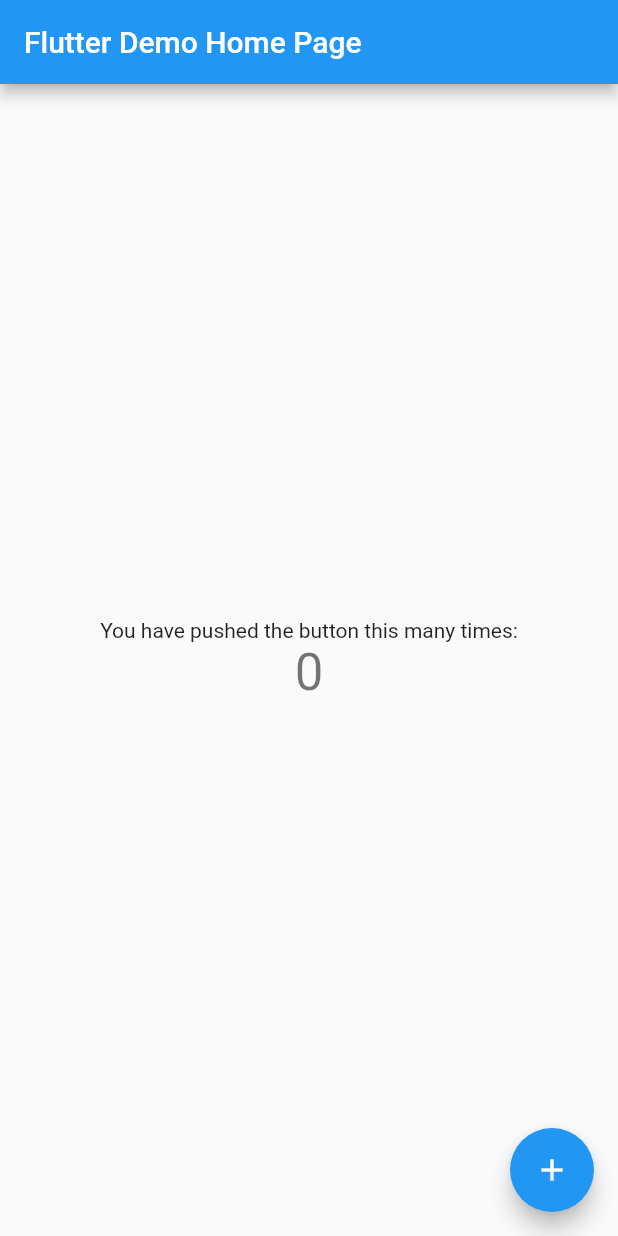
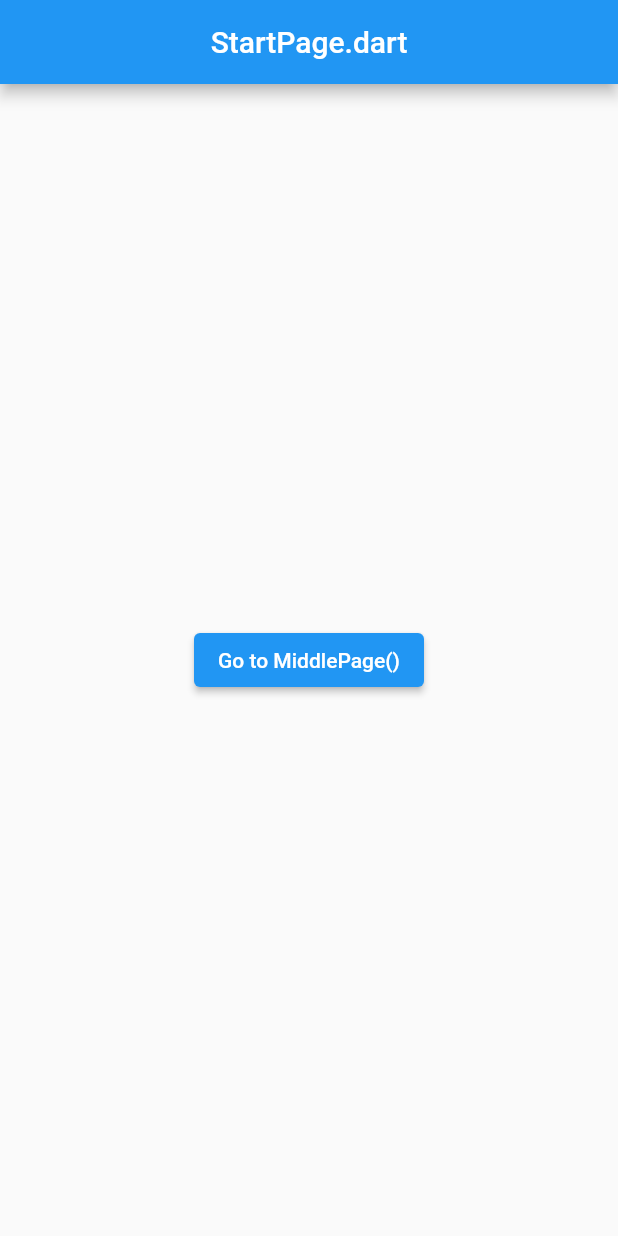
Before and after one commit to redfrogred/barebones, a Flutter app: the screen it shows after launch, on a phone screen of 412 x 824 dp. Run offline on Flutter 3.47's test engine with Material 2 defaults, Android fonts, the phone set to English and light mode, and no system bars.

Commit message:
added pages, trimmed fat

```diff
--- /dev/null
+++ b/lib/classes/Config.dart
@@ -0,0 +1,32 @@
+// ignore_for_file: file_names
+
+import 'package:flutter/material.dart';
+
+class Config {
+
+  static const  String  appName                   = "starter2";
+  static const  String  appVersion                = "1.0.e.002";
+
+  static        bool    appHasBeenInitialized     = false;
+
+  static String         log                       = "";
+
+  static double         deviceWidth               = 0;
+  static double         deviceHeight              = 0;
+  static double         scaleModifier             = 0.6;  //  this is the right value for
+                                                          //  a modern phone (like my S22)
+
+  static const Color    appBackgroundColor        = Color(0xFFf9feff); // Colors.amber; //
+  static const Color    appBarColor               = Color(0xFF2196f3);
+  static const Color    appBarTextColor           = Color(0xFFffffff); // Colors.yellow; //
+  static       Color    appButtonColor            = Color(0xFF2196f3); // Colors.yellow; //
+  static const Color    appButtonTextColor        = Color(0xFFffffff); // Colors.red; //
+  static const Color    appTextColor              = Color(0xFF000000); // Colors.green; //
+
+  static const Color    appSecondaryColor         = Color(0xFFeeeeee); // Colors.pink; //
+
+  static bool           showHint                  = false;
+
+
+
+}
--- /dev/null
+++ b/lib/classes/Utils.dart
@@ -0,0 +1,84 @@
+// ignore_for_file: file_names
+
+import 'package:flutter/foundation.dart';
+import './Config.dart';
+
+class Utils {
+
+  // timestamp stuff
+  static int beginTimeStamp = DateTime.now().millisecondsSinceEpoch;
+
+  static int getBeginTimeStamp() {
+    return beginTimeStamp;
+  }
+
+  static int timeStamp () {
+    return DateTime.now().millisecondsSinceEpoch;
+  }
+
+  static String timeDiff () {
+    int diff = timeStamp() - getBeginTimeStamp();
+    double diffNum = 0;
+    if (diff < 0) {
+      diffNum = 0;
+    }
+    else {
+      diffNum = diff * .001;
+    }
+    return diffNum.toStringAsFixed(1) + ' sec';
+  }
+
+  //  return a simplified version of Config.appVersion
+  //  Example: "1.0.a.003" becomes "1.0"
+  static String getSimpleVersion () {
+    final splitted = Config.appVersion.split('.');
+    // return splitted[0] + '.' + splitted[1];
+    return Config.appVersion;
+  }
+
+
+  //  The "log" accepts 3 parameters, the later 2 optional:
+  //    1 - the String message to "log"
+  //    2 - (optional) an int for "# of greater than signs" (2 is default)
+  //    3 - (optional) a bool for "highlight" ("false" is default)
+  //
+  //    If it is highlighted, it puts ""============" before and after...
+  static void log(String message, [ int num = 2, bool highlight = false ]){
+
+    List<String> start = [
+      '',
+      '> ',
+      '>> ',
+      '>>> '
+    ];
+
+    // show highlighted?
+    if ( highlight == true ) {
+      if (kDebugMode) {
+        print('${ start[num] } ====================================================');
+      }
+      Config.log += '${ start[num] } ================================\n';
+    }
+
+    // print the message
+      if (kDebugMode) {
+        print('${ start[num] } (${ timeDiff() }) $message');
+      }
+      Config.log += '${ start[num] } (${ timeDiff() }) $message\n';
+
+    // show highlighted?
+    if ( highlight == true ) {
+      if (kDebugMode) {
+        print('${ start[num] } ====================================================');
+      }
+      Config.log += '${ start[num] } ================================\n';
+    }
+
+
+  }
+
+  static void clearLog() {
+    Config.log = '';
+  }
+
+}
--- a/lib/main.dart
+++ b/lib/main.dart
@@ -1,4 +1,5 @@
 import 'package:flutter/material.dart';
+import './pages/_AllPages.dart';
 
 void main() {
   runApp(const MyApp());
@@ -7,109 +8,16 @@ void main() {
 class MyApp extends StatelessWidget {
   const MyApp({super.key});
 
-  // This widget is the root of your application.
   @override
   Widget build(BuildContext context) {
     return MaterialApp(
-      title: 'Flutter Demo',
-      theme: ThemeData(
-        // This is the theme of your application.
-        //
-        // Try running your application with "flutter run". You'll see the
-        // application has a blue toolbar. Then, without quitting the app, try
-        // changing the primarySwatch below to Colors.green and then invoke
-        // "hot reload" (press "r" in the console where you ran "flutter run",
-        // or simply save your changes to "hot reload" in a Flutter IDE).
-        // Notice that the counter didn't reset back to zero; the application
-        // is not restarted.
-        primarySwatch: Colors.blue,
-      ),
-      home: const MyHomePage(title: 'Flutter Demo Home Page'),
+       debugShowCheckedModeBanner: false,
+      initialRoute: 'StartPage',
+      routes: {
+        'StartPage': (context) => const StartPage(),
+        'MiddlePage': (context) => const MiddlePage(),
+        'EndPage': (context) => const EndPage(),
+      },
     );
   }
 }
-
-class MyHomePage extends StatefulWidget {
-  const MyHomePage({super.key, required this.title});
-
-  // This widget is the home page of your application. It is stateful, meaning
-  // that it has a State object (defined below) that contains fields that affect
-  // how it looks.
-
-  // This class is the configuration for the state. It holds the values (in this
-  // case the title) provided by the parent (in this case the App widget) and
-  // used by the build method of the State. Fields in a Widget subclass are
-  // always marked "final".
-
-  final String title;
-
-  @override
-  State<MyHomePage> createState() => _MyHomePageState();
-}
-
-class _MyHomePageState extends State<MyHomePage> {
-  int _counter = 0;
-
-  void _incrementCounter() {
-    setState(() {
-      // This call to setState tells the Flutter framework that something has
-      // changed in this State, which causes it to rerun the build method below
-      // so that the display can reflect the updated values. If we changed
-      // _counter without calling setState(), then the build method would not be
-      // called again, and so nothing would appear to happen.
-      _counter++;
-    });
-  }
-
-  @override
-  Widget build(BuildContext context) {
-    // This method is rerun every time setState is called, for instance as done
-    // by the _incrementCounter method above.
-    //
-    // The Flutter framework has been optimized to make rerunning build methods
-    // fast, so that you can just rebuild anything that needs updating rather
-    // than having to individually change instances of widgets.
-    return Scaffold(
-      appBar: AppBar(
-        // Here we take the value from the MyHomePage object that was created by
-        // the App.build method, and use it to set our appbar title.
-        title: Text(widget.title),
-      ),
-      body: Center(
-        // Center is a layout widget. It takes a single child and positions it
-        // in the middle of the parent.
-        child: Column(
-          // Column is also a layout widget. It takes a list of children and
-          // arranges them vertically. By default, it sizes itself to fit its
-          // children horizontally, and tries to be as tall as its parent.
-          //
-          // Invoke "debug painting" (press "p" in the console, choose the
-          // "Toggle Debug Paint" action from the Flutter Inspector in Android
-          // Studio, or the "Toggle Debug Paint" command in Visual Studio Code)
-          // to see the wireframe for each widget.
-          //
-          // Column has various properties to control how it sizes itself and
-          // how it positions its children. Here we use mainAxisAlignment to
-          // center the children vertically; the main axis here is the vertical
-          // axis because Columns are vertical (the cross axis would be
-          // horizontal).
-          mainAxisAlignment: MainAxisAlignment.center,
-          children: <Widget>[
-            const Text(
-              'You have pushed the button this many times:',
-            ),
-            Text(
-              '$_counter',
-              style: Theme.of(context).textTheme.headline4,
-            ),
-          ],
-        ),
-      ),
-      floatingActionButton: FloatingActionButton(
-        onPressed: _incrementCounter,
-        tooltip: 'Increment',
-        child: const Icon(Icons.add),
-      ), // This trailing comma makes auto-formatting nicer for build methods.
-    );
-  }
-}
--- /dev/null
+++ b/lib/pages/StartPage.dart
@@ -0,0 +1,83 @@
+// ignore_for_file: prefer_const_constructors
+
+import 'package:flutter/material.dart';
+import '../classes/Utils.dart';
+import '../pages/_AllPages.dart';
+
+class StartPage extends StatefulWidget {
+  const StartPage({ super.key });
+
+  @override
+  State createState() => _StartPageState();
+}
+
+class _StartPageState extends State<StartPage> {
+
+  _StartPageState() {
+    Utils.log('<<< ( StartPage.dart ) init >>>', 2, true );
+  }
+
+  // (this page) variables
+  static const String _fileName = 'StartPage.dart';
+
+  // (this page) init and dispose
+  @override
+  void initState() {
+    super.initState();
+    Utils.log('( $_fileName ) initState()');
+    WidgetsBinding.instance.addPostFrameCallback((_) => _addPostFrameCallbackTriggered(context));
+  }
+
+  @override
+  void dispose() {
+    Utils.log('( $_fileName ) dispose()');
+    super.dispose();
+  }
+
+  // (this page) methods
+  void _buildTriggered() {
+    Utils.log('( $_fileName ) _buildTriggered()');
+  }
+
+  void _addPostFrameCallbackTriggered( context ) {
+    Utils.log('( $_fileName ) _addPostFrameCallbackTriggered()');
+  }
+
+  // (this page) build
+  @override
+  Widget build(BuildContext context) {
+
+    _buildTriggered();
+
+    return WillPopScope(
+      onWillPop: () async {
+        Utils.log('( $_fileName ) WillPopScope() triggered');
+        return true;    // true allows back button (false denies)
+      },
+      child: SafeArea(
+        child: Scaffold(
+          appBar: AppBar(
+            title: Text( _fileName ),
+            centerTitle: true,
+          ),
+          body: Container(
+            color: Colors.transparent,
+            child: Center(
+              child: ElevatedButton(
+                onPressed: () {
+                  Utils.log('( $_fileName ) (event) clicked "go to MiddlePage()"');
+                  Navigator.of(context).push(
+                    MaterialPageRoute(builder: (_) => MiddlePage())
+                  );
+                },
+                // start of button appearance settings
+                child: Text( 'Go to MiddlePage()' ),
+
+              ),
+            ),
+          ),
+        ),
+      ),
+    );
+  }
+}
--- /dev/null
+++ b/lib/pages/_AllPages.dart
@@ -0,0 +1,5 @@
+// ignore_for_file: file_names
+
+export 'StartPage.dart';
+export 'MiddlePage.dart';
+export 'EndPage.dart';
```
Also changed, not shown: lib/pages/EndPage.dart (added, +83 -0 lines), lib/pages/MiddlePage.dart (added, +83 -0 lines), pubspec.yaml (+0 -66 lines).
